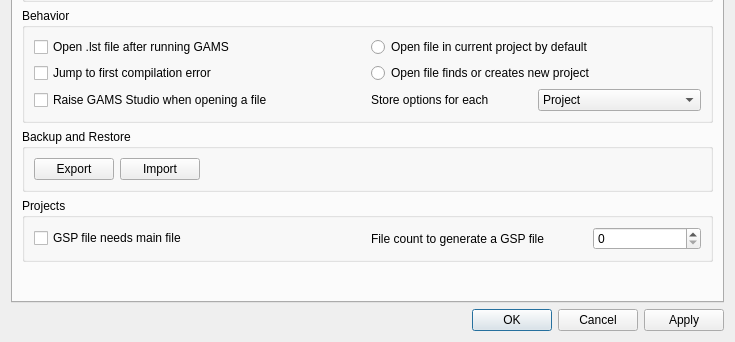
Before: the Qt Designer form src/settingsdialog.ui in GAMS-dev/studio, drawn with Qt 5; both pictures show x 0 to 735 and y 205 to 547 of the 735 by 547 pixel window.
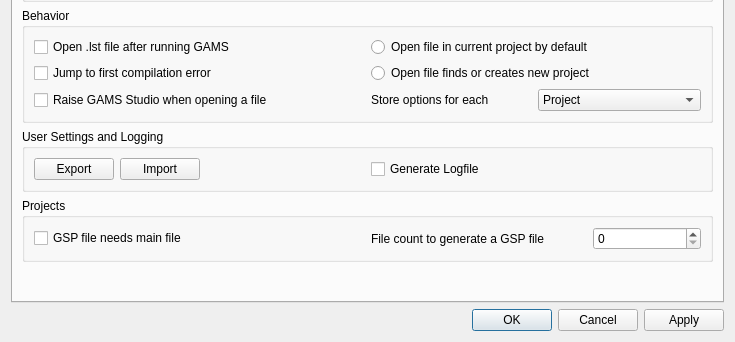
After: the same form once the commit is applied. The open tabs and pages were chosen to show the change. Icons and pictures are not drawn.

Commit message: fixed PE context menu entries for delete, added default logging for studio

Patch:
```diff
--- a/src/settingsdialog.ui
+++ b/src/settingsdialog.ui
@@ -136,10 +136,63 @@
        <item row="2" column="0">
         <widget class="QGroupBox" name="gp_backup">
          <property name="title">
-          <string>Backup and Restore</string>
+          <string>User Settings and Logging</string>
          </property>
-         <layout class="QGridLayout" name="gridLayout_2">
+         <layout class="QGridLayout" name="gridLayout_2" columnstretch="0,0,0,0,0">
+          <item row="0" column="1">
+           <widget class="QWidget" name="widget_6" native="true">
+            <layout class="QHBoxLayout" name="horizontalLayout_12">
+             <property name="leftMargin">
+              <number>0</number>
+             </property>
+             <property name="topMargin">
+              <number>0</number>
+             </property>
+             <property name="rightMargin">
+              <number>0</number>
+             </property>
+             <property name="bottomMargin">
+              <number>0</number>
+             </property>
+             <item>
+              <widget class="QCheckBox" name="cb_EnableLog">
+               <property name="text">
+                <string>Generate Logfile</string>
+               </property>
+              </widget>
+             </item>
+             <item>
+              <spacer name="horizontalSpacer">
+               <property name="orientation">
+                <enum>Qt::Orientation::Horizontal</enum>
+               </property>
+               <property name="sizeHint" stdset="0">
+                <size>
+                 <width>40</width>
+                 <height>20</height>
+                </size>
+               </property>
+              </spacer>
+             </item>
+            </layout>
+           </widget>
+          </item>
           <item row="0" column="0">
+           <widget class="QWidget" name="widget_5" native="true">
+            <layout class="QHBoxLayout" name="horizontalLayout_11">
+             <property name="leftMargin">
+              <number>0</number>
+             </property>
+             <property name="topMargin">
+              <number>0</number>
+             </property>
+             <property name="rightMargin">
+              <number>0</number>
+             </property>
+             <property name="bottomMargin">
+              <number>0</number>
+             </property>
+             <item>
            <widget class="QPushButton" name="btn_export">
             <property name="enabled">
              <bool>true</bool>
@@ -149,7 +202,7 @@
             </property>
            </widget>
           </item>
-          <item row="0" column="1">
+             <item>
            <widget class="QPushButton" name="btn_import">
             <property name="enabled">
              <bool>true</bool>
@@ -159,8 +212,8 @@
             </property>
            </widget>
           </item>
-          <item row="0" column="2">
-           <spacer name="horizontalSpacer">
+             <item>
+              <spacer name="horizontalSpacer_12">
             <property name="orientation">
              <enum>Qt::Orientation::Horizontal</enum>
             </property>
@@ -171,6 +224,9 @@
              </size>
             </property>
            </spacer>
+             </item>
+            </layout>
+           </widget>
           </item>
          </layout>
         </widget>
@@ -1231,8 +1287,8 @@
            <rect>
             <x>0</x>
             <y>0</y>
-            <width>98</width>
-            <height>28</height>
+            <width>100</width>
+            <height>30</height>
            </rect>
           </property>
           <attribute name="label">
```
Lines whose indentation alone changed are shown as unchanged. The commit also changes 7 other files.
